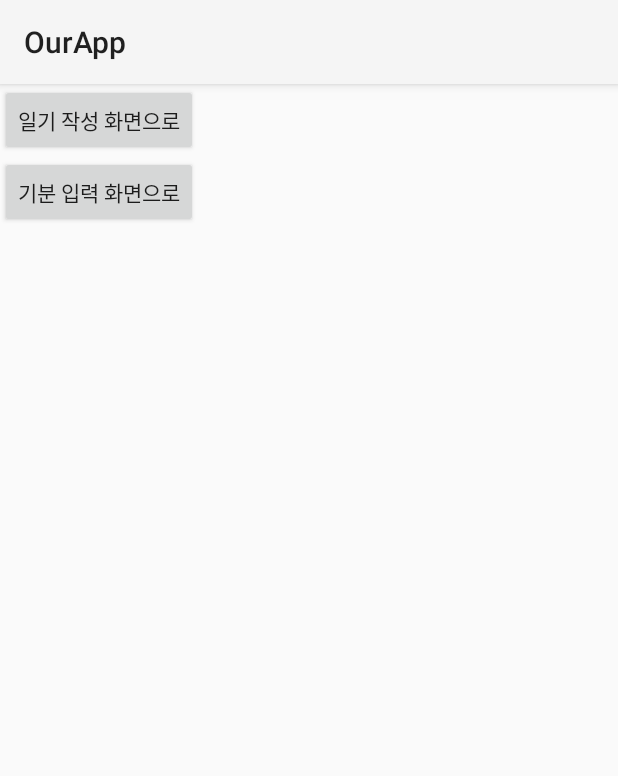
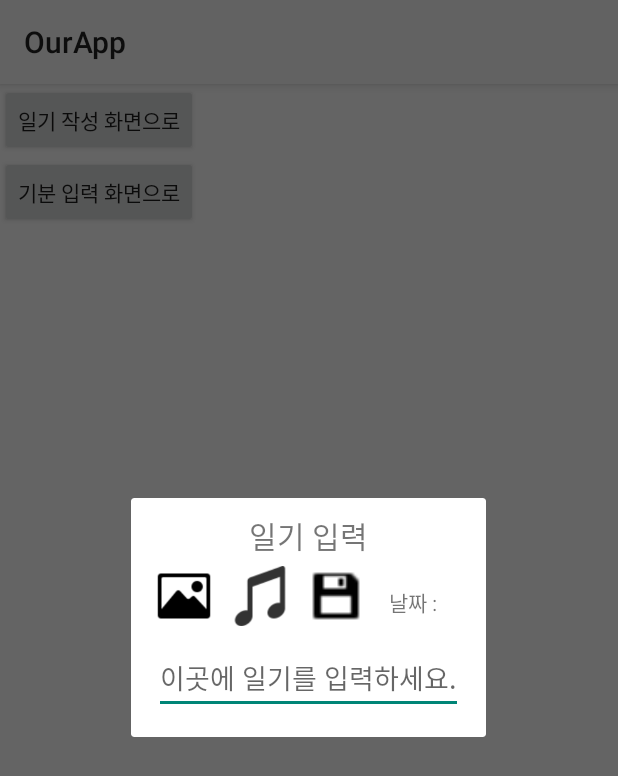
Before and after one commit to lmy6268/daylight, an Android app: the fragment mainFragment shown on its own in the app's theme, after a tap on "일기 작성 화면으로", on a phone screen of 412 x 824 dp. Shown: the top 776 px of the screen. Run offline under Robolectric (Android 15) with nearby library versions, the phone set to English and light mode, and no system bars.

Commit message:
무언가를 했는데,, 왜 안올라갔죠

```diff
--- /dev/null
+++ b/app/src/main/java/com/example/daylight/customDialog.java
@@ -0,0 +1,22 @@
+package com.example.daylight;
+import android.app.Dialog;
+import android.content.Context;
+import android.os.Bundle;
+
+import androidx.annotation.NonNull;
+
+public class customDialog extends Dialog {
+    private Context context;
+    private int layoutId;
+    public customDialog(@NonNull Context context,int id) {
+        super(context);
+        layoutId=id;
+        this.context = context;
+    }
+
+    @Override
+    protected void onCreate(Bundle savedInstanceState) {
+        super.onCreate(savedInstanceState);
+        setContentView(layoutId);
+    }
+}
--- a/app/src/main/java/com/example/daylight/diaryFragment.java
+++ b/app/src/main/java/com/example/daylight/diaryFragment.java
@@ -15,6 +15,7 @@ public class diaryFragment extends Fragment {
                              Bundle savedInstanceState) {
         ViewGroup rootView= (ViewGroup) inflater.inflate(R.layout.fragment_diary, container, false);
 
+
         return rootView;
     }
 }
--- a/app/src/main/java/com/example/daylight/mainFragment.java
+++ b/app/src/main/java/com/example/daylight/mainFragment.java
@@ -1,5 +1,6 @@
 package com.example.daylight;
 
+import android.app.Dialog;
 import android.os.Bundle;
 
 import androidx.fragment.app.Fragment;
@@ -7,24 +8,25 @@ import androidx.fragment.app.Fragment;
 import android.view.LayoutInflater;
 import android.view.View;
 import android.view.ViewGroup;
+import android.view.WindowManager;
 import android.widget.Button;
 
 
 public class mainFragment extends Fragment {
 
     Button btn1, btn2;
-
+    customDialog  customDialog;
     @Override
     public View onCreateView(LayoutInflater inflater, ViewGroup container,
                              Bundle savedInstanceState) {
         ViewGroup rootView = (ViewGroup) inflater.inflate(R.layout.fragment_main, container, false);
         Button btn1=rootView.findViewById(R.id.btn1);
         Button btn2=rootView.findViewById(R.id.btn2);
+
         btn1.setOnClickListener(new View.OnClickListener() {
             @Override
             public void onClick(View v) {
-                MainActivity main =(MainActivity)getActivity();
-                main.changeFragemnt(2);
+              showDiarylog();
             }
         });
         btn2.setOnClickListener(new View.OnClickListener() {
--- /dev/null
+++ b/app/src/main/res/layout/dialog_diary.xml
@@ -0,0 +1,76 @@
+<?xml version="1.0" encoding="utf-8"?>
+<LinearLayout xmlns:android="http://schemas.android.com/apk/res/android"
+    xmlns:tools="http://schemas.android.com/tools"
+    android:layout_width="match_parent"
+    android:layout_height="match_parent"
+    android:orientation="vertical"
+    android:layout_margin="10dp"
+    tools:context=".diaryFragment">
+
+    <LinearLayout
+        android:layout_width="match_parent"
+        android:layout_height="wrap_content"
+        android:layout_weight="1"
+        android:gravity="center"
+        android:orientation="horizontal">
+
+        <TextView
+            android:layout_width="wrap_content"
+            android:gravity="center"
+            android:layout_height="wrap_content"
+            android:layout_weight="3"
+            android:textSize="20dp"
+            android:text="일기 입력" />
+
+
+    </LinearLayout>
+    <!--메뉴 바-->
+    <LinearLayout
+        android:layout_width="match_parent"
+        android:layout_height="wrap_content"
+        android:orientation="horizontal">
+
+        <Button
+            android:id="@+id/putImage"
+            android:layout_width="40dp"
+            android:layout_height="40dp"
+            android:layout_margin="5dp"
+            android:background="@drawable/imageicon" />
+
+        <Button
+            android:layout_margin="5dp"
+            android:id="@+id/randomBgm"
+            android:layout_width="40dp"
+            android:layout_height="40dp"
+            android:background="@drawable/musicicon" />
+
+        <Button
+            android:layout_margin="5dp"
+            android:id="@+id/btnSave"
+            android:layout_width="40dp"
+            android:layout_height="40dp"
+            android:background="@drawable/saveicon" />
+        <TextView
+           android:layout_margin="10dp"
+
+            android:layout_width="wrap_content"
+            android:layout_height="wrap_content"
+            android:text="날짜 : " />
+    </LinearLayout>
+    <!--일기 작성화면-->
+    <LinearLayout
+        android:layout_margin="5dp"
+        android:layout_width="match_parent"
+        android:layout_height="wrap_content"
+        android:backgroundTint="#CCCCCC"
+        android:layout_weight="10">
+
+        <EditText
+            android:id="@+id/editDiary"
+            android:gravity="top|left"
+            android:hint="이곳에 일기를 입력하세요."
+            android:layout_width="match_parent"
+            android:layout_height="match_parent" />
+    </LinearLayout>
+    <!---->
+</LinearLayout>
```
Also changed, not shown: app/src/main/res/drawable-v24/saveicon.png (added).
